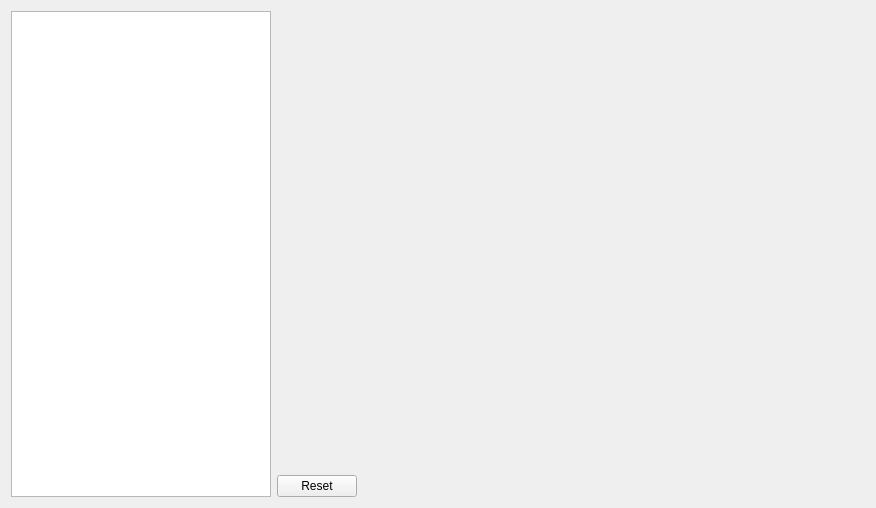
Before: the Qt Designer form source/wnd/roboconfig.ui in ww4u/mct-h2, drawn with Qt 5.
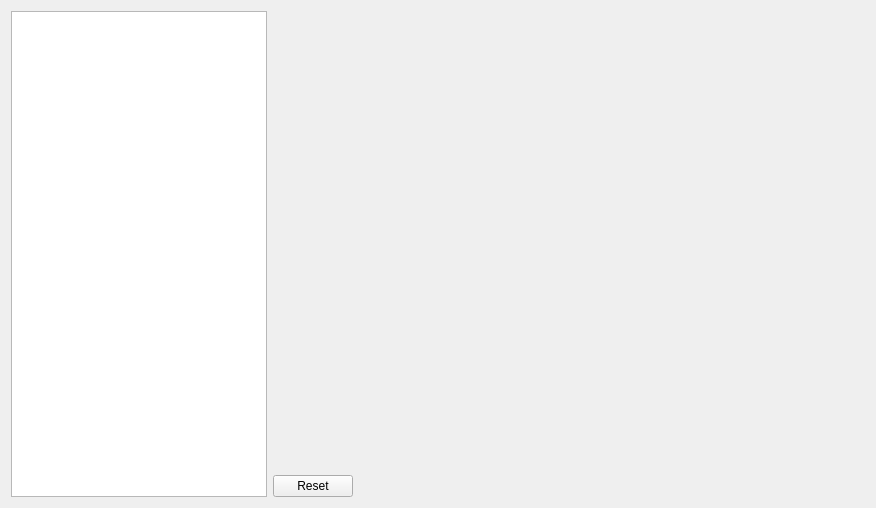
After: the same form once the commit is applied.

Patch:
```diff
--- a/source/wnd/roboconfig.ui
+++ b/source/wnd/roboconfig.ui
@@ -83,7 +83,7 @@
      </property>
      <property name="minimumSize">
       <size>
-       <width>260</width>
+       <width>20</width>
        <height>0</height>
       </size>
      </property>
```
